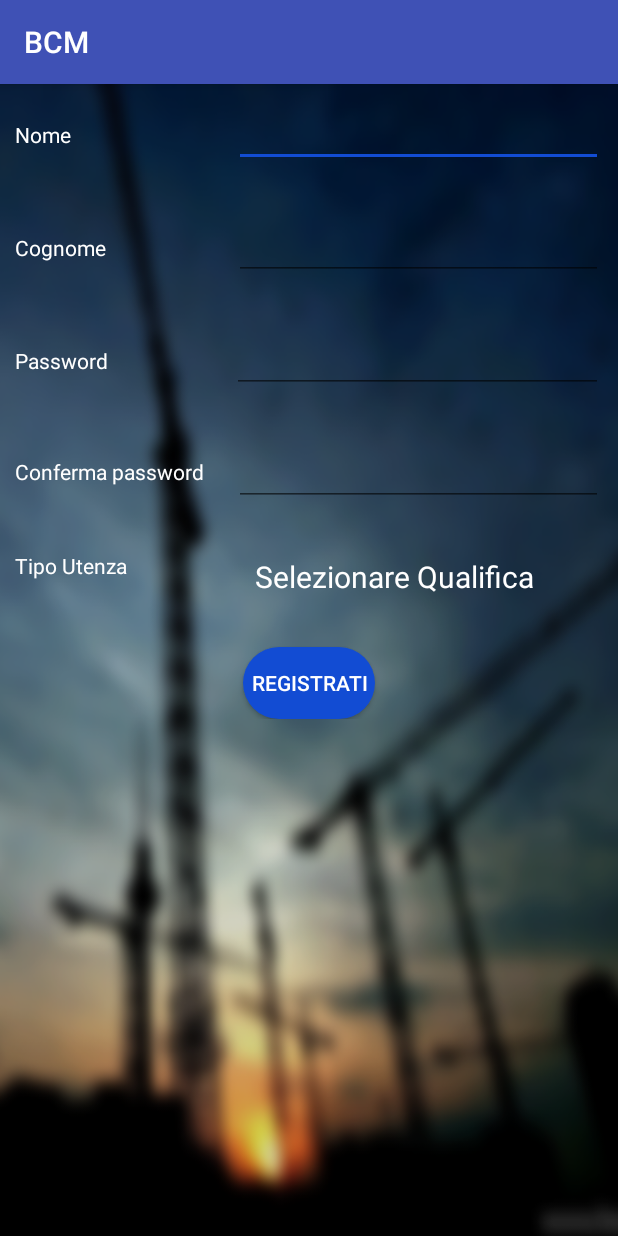
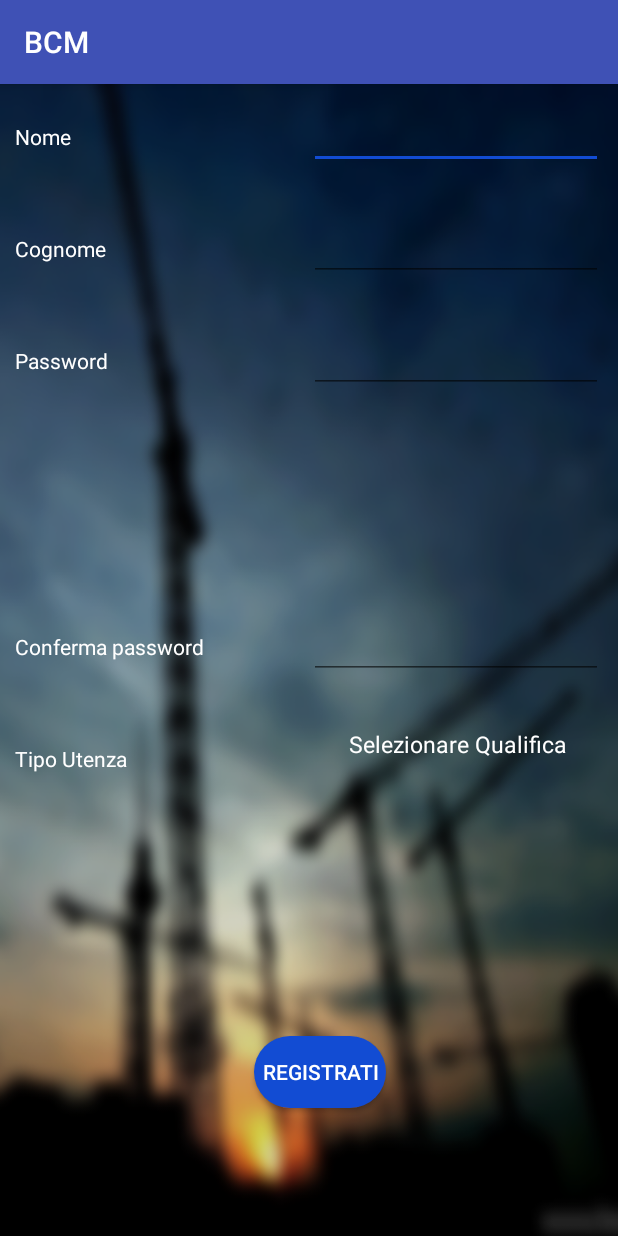
Before and after one commit to albertomaaref/BCM, an Android app: the RegisterActivity screen opened directly, with no data from a screen before it, on a phone screen of 412 x 824 dp. Run offline under Robolectric (Android 15) with nearby library versions, the phone set to English and light mode, and no system bars; our stand-ins replace Firebase (no records; nobody signed in at launch, a user with empty details on screens opened directly).

Commit message:
commit per creare branch layout

```diff
--- a/app/src/main/java/com/example/alim/bcm/LoginActivity.java
+++ b/app/src/main/java/com/example/alim/bcm/LoginActivity.java
@@ -77,7 +77,7 @@ public class LoginActivity extends AppCompatActivity implements TaskCompletion {
     @Override
     protected void onCreate(Bundle savedInstanceState) {
         super.onCreate(savedInstanceState);
-        setContentView(R.layout.activity_login);
+        setContentView(R.layout.login);
 
         delegation = this;
         preferences = PreferenceManager.getDefaultSharedPreferences(getApplicationContext());
--- a/app/src/main/res/drawable/bg_button.xml
+++ b/app/src/main/res/drawable/bg_button.xml
@@ -13,8 +13,8 @@
 
     <padding
         android:bottom="0dp"
-        android:left="0dp"
-        android:right="0dp"
+        android:left="5dp"
+        android:right="5dp"
         android:top="0dp" />
 
     <size
--- a/app/src/main/res/layout-xxxhdpi/activity_register.xml
+++ b/app/src/main/res/layout-xxxhdpi/activity_register.xml
@@ -1,178 +1,167 @@
 <?xml version="1.0" encoding="utf-8"?>
-<RelativeLayout xmlns:android="http://schemas.android.com/apk/res/android"
+<android.support.constraint.ConstraintLayout xmlns:android="http://schemas.android.com/apk/res/android"
     xmlns:app="http://schemas.android.com/apk/res-auto"
     xmlns:tools="http://schemas.android.com/tools"
+    android:id="@+id/relativeLayout"
     android:layout_width="match_parent"
     android:layout_height="match_parent"
-    tools:context="com.example.alim.bcm.RegisterActivity"
-    android:background="@drawable/bg_activity">
+    android:background="@drawable/bg_activity"
+    tools:context="com.example.alim.bcm.RegisterActivity">
 
-    <LinearLayout
-        android:id="@+id/registerLayout"
-        android:layout_width="match_parent"
-        android:layout_height="wrap_content"
-        android:orientation="vertical"
-        android:layout_margin="10dp">
-
-        <LinearLayout
-            android:layout_width="match_parent"
-            android:layout_height="match_parent"
-            android:orientation="horizontal">
 
     <TextView
         android:id="@+id/textView8"
-                android:layout_width="100dp"
+        android:layout_width="0dp"
         android:layout_height="wrap_content"
-                android:layout_weight="1"
+        android:layout_marginLeft="10dp"
+        android:layout_marginStart="10dp"
+        android:layout_marginTop="25dp"
         android:text="Nome"
-                android:textColor="@color/white"/>
+        android:textColor="@color/white"
+        app:layout_constraintEnd_toStartOf="@+id/rNome"
+        app:layout_constraintStart_toStartOf="parent"
+        app:layout_constraintTop_toTopOf="parent" />
 
     <EditText
         android:id="@+id/rNome"
-                android:layout_width="200dp"
+        android:layout_width="0dp"
         android:layout_height="wrap_content"
-                android:layout_weight="1"
+        android:layout_marginEnd="10dp"
+        android:layout_marginRight="10dp"
         android:ems="10"
+        android:inputType="textPersonName"
         android:textColor="@color/blu"
-                android:inputType="textPersonName" />
-        </LinearLayout>
-        <FrameLayout
-            android:layout_width="match_parent"
-            android:layout_height="30dp"
-            android:layout_weight="1">
+        app:layout_constraintBaseline_toBaselineOf="@+id/textView8"
+        app:layout_constraintEnd_toEndOf="parent"
+        app:layout_constraintStart_toEndOf="@+id/textView8" />
 
-        </FrameLayout>
-        <LinearLayout
-            android:layout_width="match_parent"
-            android:layout_height="match_parent"
-            android:orientation="horizontal">
 
     <TextView
         android:id="@+id/textView3"
-                android:layout_width="100dp"
+        android:layout_width="0dp"
         android:layout_height="wrap_content"
-                android:layout_weight="1"
+        android:layout_marginLeft="10dp"
+        android:layout_marginStart="10dp"
         android:text="Cognome"
-                android:textColor="@color/white" />
+        android:textColor="@color/white"
+        app:layout_constraintBaseline_toBaselineOf="@+id/rCognome"
+        app:layout_constraintEnd_toStartOf="@+id/rCognome"
+        app:layout_constraintStart_toStartOf="parent" />
 
     <EditText
         android:id="@+id/rCognome"
-                android:layout_width="200dp"
+        android:layout_width="0dp"
         android:layout_height="wrap_content"
-                android:layout_weight="1"
+        android:layout_marginEnd="10dp"
+        android:layout_marginRight="10dp"
+        android:layout_marginTop="86dp"
+        android:ems="10"
+        android:inputType="textPersonName"
         android:textColor="@color/blu"
-                android:ems="10"
-                android:inputType="textPersonName" />
+        app:layout_constraintEnd_toEndOf="parent"
+        app:layout_constraintStart_toEndOf="@+id/textView3"
+        app:layout_constraintTop_toTopOf="parent" />
 
-        </LinearLayout>
-
-        <FrameLayout
-            android:layout_width="match_parent"
-            android:layout_height="30dp"
-            android:layout_weight="1">
-
-        </FrameLayout>
-
-        <LinearLayout
-            android:layout_width="match_parent"
-            android:layout_height="match_parent"
-            android:orientation="horizontal">
 
     <TextView
         android:id="@+id/textView4"
-                android:layout_width="98dp"
+        android:layout_width="0dp"
         android:layout_height="wrap_content"
-                android:layout_weight="1"
+        android:layout_marginLeft="10dp"
+        android:layout_marginStart="10dp"
+        android:text="Password"
         android:textColor="@color/white"
-                android:text="Password" />
+        app:layout_constraintBaseline_toBaselineOf="@+id/rPassword"
+        app:layout_constraintEnd_toStartOf="@+id/rPassword"
+        app:layout_constraintStart_toStartOf="parent" />
 
     <EditText
         android:id="@+id/rPassword"
-                android:layout_width="200dp"
+        android:layout_width="0dp"
+        android:layout_height="wrap_content"
+        android:layout_marginEnd="10dp"
+        android:layout_marginRight="10dp"
+        android:layout_marginTop="29dp"
+        android:ems="10"
+        android:inputType="textPassword"
         android:textColor="@color/blu"
-                android:layout_height="wrap_content"
-                android:layout_weight="1"
-                android:ems="10"
-                android:inputType="textPassword" />
+        app:layout_constraintEnd_toEndOf="parent"
+        app:layout_constraintStart_toEndOf="@+id/textView4"
+        app:layout_constraintTop_toBottomOf="@+id/rCognome" />
 
-        </LinearLayout>
-
-        <FrameLayout
-            android:layout_width="match_parent"
-            android:layout_height="30dp"
-            android:layout_weight="1">
-
-        </FrameLayout>
-
-        <LinearLayout
-            android:layout_width="match_parent"
-            android:layout_height="match_parent"
-            android:orientation="horizontal">
 
     <TextView
         android:id="@+id/textView5"
-                android:layout_width="50dp"
+        android:layout_width="0dp"
+        android:layout_height="wrap_content"
+        android:layout_marginLeft="10dp"
+        android:layout_marginStart="10dp"
+        android:text="Conferma password"
         android:textColor="@color/white"
-                android:layout_height="wrap_content"
-                android:layout_weight="1"
-                android:text="Conferma password"
-                android:layout_gravity="center_vertical"/>
+        app:layout_constraintBaseline_toBaselineOf="@+id/rConferma"
+        app:layout_constraintEnd_toStartOf="@+id/rConferma"
+        app:layout_constraintStart_toStartOf="parent" />
 
     <EditText
         android:id="@+id/rConferma"
-                android:layout_width="150dp"
+        android:layout_width="0dp"
         android:layout_height="wrap_content"
-                android:layout_weight="1"
+        android:layout_marginBottom="29dp"
+        android:layout_marginEnd="10dp"
+        android:layout_marginRight="10dp"
         android:ems="10"
+        android:inputType="textPassword"
         android:textColor="@color/blu"
-                android:inputType="textPassword"
-                />
+        app:layout_constraintBottom_toTopOf="@+id/tipoUtenza"
+        app:layout_constraintEnd_toEndOf="parent"
+        app:layout_constraintStart_toEndOf="@+id/textView5" />
 
-        </LinearLayout>
-
-        <FrameLayout
-            android:layout_width="match_parent"
-            android:layout_height="30dp"
-            android:layout_weight="1">
-
-        </FrameLayout>
-
-        <LinearLayout
-            android:layout_width="match_parent"
-            android:layout_height="match_parent"
-            android:orientation="horizontal">
 
     <TextView
         android:id="@+id/textView6"
-                android:layout_width="50dp"
+        android:layout_width="0dp"
         android:layout_height="wrap_content"
-                android:layout_weight="1"
+        android:layout_marginBottom="180dp"
+        android:layout_marginLeft="10dp"
+        android:layout_marginStart="10dp"
+        android:layout_marginTop="180dp"
         android:text="Tipo Utenza"
-                android:textColor="@color/white"/>
+        android:textColor="@color/white"
+        app:layout_constraintBottom_toBottomOf="parent"
+        app:layout_constraintEnd_toStartOf="@+id/tipoUtenza"
+        app:layout_constraintStart_toStartOf="parent"
+        app:layout_constraintTop_toBottomOf="@+id/rCognome" />
 
     <Spinner
         android:id="@+id/tipoUtenza"
-                android:layout_width="150dp"
+        android:layout_width="0dp"
         android:layout_height="wrap_content"
-                android:layout_weight="2"
+        android:layout_marginEnd="9dp"
+        android:layout_marginRight="9dp"
+        android:background="@android:color/transparent"
         android:popupBackground="@drawable/bg_button"
-                android:background="@android:color/transparent"/>
-        </LinearLayout>
+        app:layout_constraintBottom_toTopOf="@+id/textView6"
+        app:layout_constraintEnd_toEndOf="parent"
+        app:layout_constraintStart_toEndOf="@+id/textView6"
+        app:layout_constraintTop_toTopOf="@+id/textView6" />
 
-        <FrameLayout
-            android:layout_width="match_parent"
-            android:layout_height="30dp"
-            android:layout_weight="1">
-
-        </FrameLayout>
 
     <Button
         android:id="@+id/bRegistrazione"
         android:layout_width="wrap_content"
         android:layout_height="wrap_content"
+        android:layout_marginBottom="80dp"
+        android:layout_marginEnd="104dp"
+        android:layout_marginStart="8dp"
+        android:layout_marginTop="8dp"
+        android:background="@drawable/bg_button"
         android:text="registrati"
         android:textColor="@color/white"
-            android:layout_gravity="center"
-            android:background="@drawable/bg_button"/>
-    </LinearLayout>
-</RelativeLayout>
+        app:layout_constraintBottom_toBottomOf="parent"
+        app:layout_constraintEnd_toEndOf="parent"
+        app:layout_constraintHorizontal_bias="0.76"
+        app:layout_constraintStart_toStartOf="parent"
+        app:layout_constraintTop_toTopOf="parent"
+        app:layout_constraintVertical_bias="0.992" />
+
+</android.support.constraint.ConstraintLayout>
--- a/app/src/main/res/layout/spinner_white_item.xml
+++ b/app/src/main/res/layout/spinner_white_item.xml
@@ -6,7 +6,7 @@
     <TextView
         android:id="@+id/spinnerRegistration"
         android:text="textview"
-        android:textSize="20dp"
+        android:textSize="15dp"
         android:layout_margin="3dp"
         android:textColor="@color/white"
         android:layout_width="wrap_content"
--- a/build.gradle
+++ b/build.gradle
@@ -8,8 +8,7 @@ buildscript {
     }
     dependencies {
         classpath 'com.neenbedankt.gradle.plugins:android-apt:1.8'
-        classpath 'com.android.tools.build:gradle:3.0.1'
-
+        classpath 'com.android.tools.build:gradle:3.1.0'
 
         // NOTE: Do not place your application dependencies here; they belong
         // in the individual module build.gradle files
```
Also changed, not shown: app/build.gradle (+4 -4 lines), app/src/main/java/com/example/alim/bcm/fragments/CapoDemandFragment.java (+7 -10 lines), app/src/main/res/layout-xxxhdpi/activity_capo_cantiere.xml (+17 -8 lines), app/src/main/res/layout-xxxhdpi/activity_login.xml (+23 -80 lines), app/src/main/res/layout/fragment_capo_demand.xml (+95 -95 lines), app/src/main/res/layout/login.xml (added, +173 -0 lines), gradle/wrapper/gradle-wrapper.properties. Lines whose indentation alone changed are shown as unchanged.
